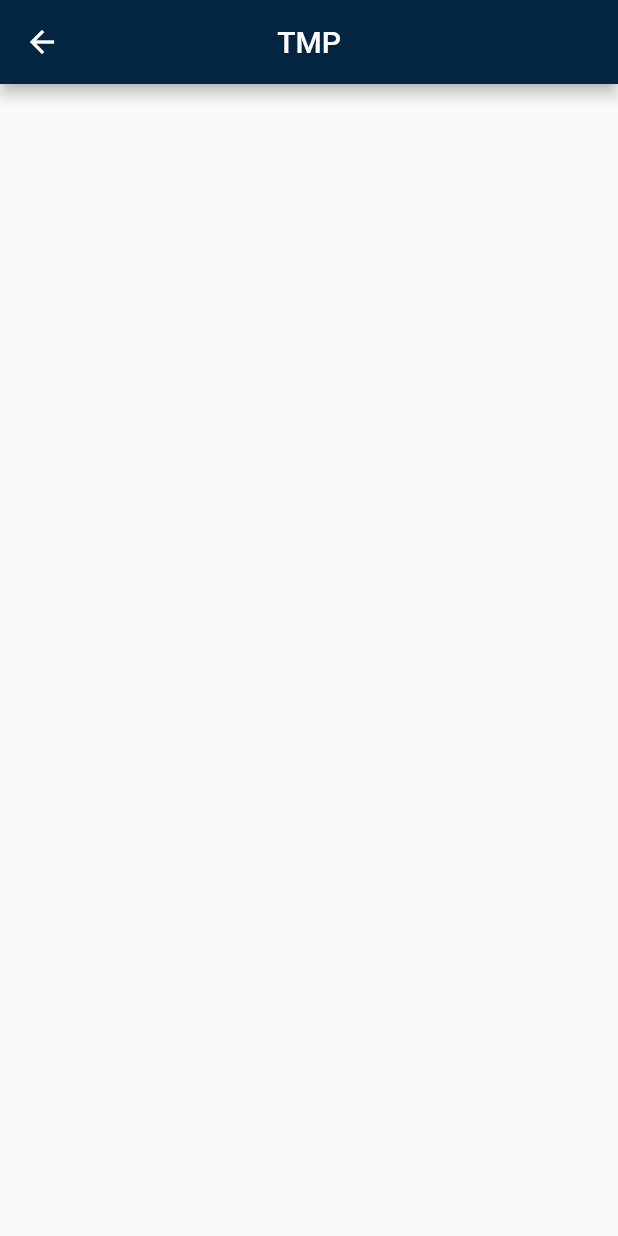
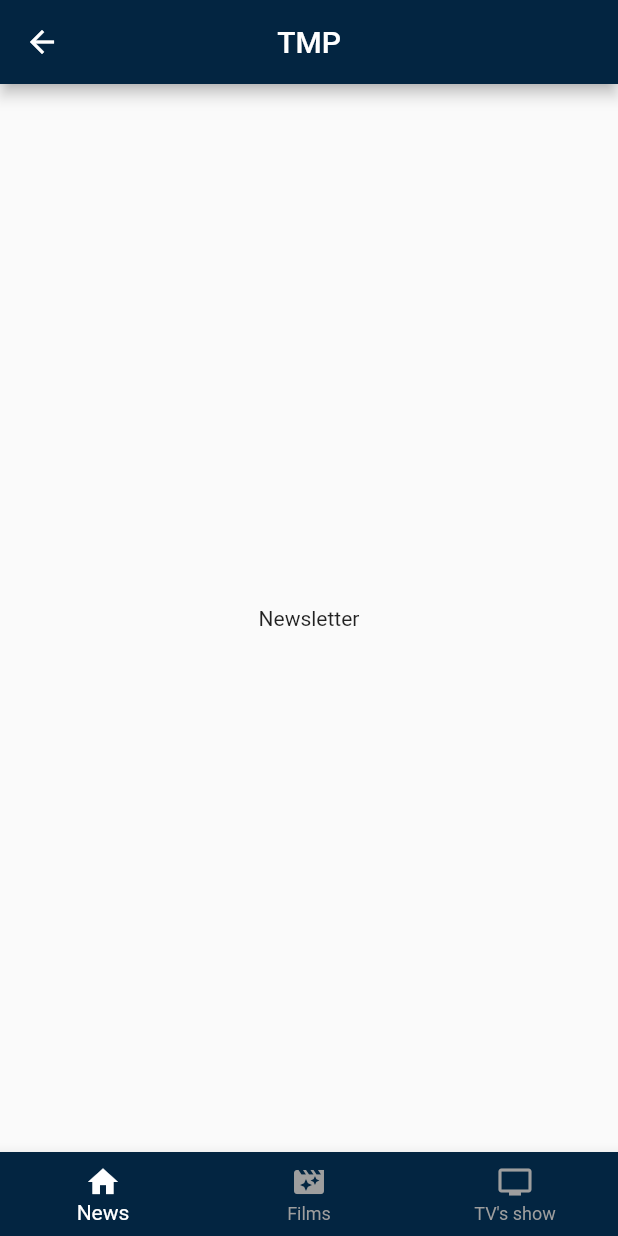
Before and after one commit to Lizard-90/movie_project, a Flutter app: the MainScreenWidget screen opened by its route, on a phone screen of 412 x 824 dp. Run offline on Flutter 3.47's test engine with Material 2 defaults, Android fonts, the phone set to English and light mode, and no system bars.

```diff
--- a/lib/widgets/login_screen/auth_widget.dart
+++ b/lib/widgets/login_screen/auth_widget.dart
@@ -1,6 +1,5 @@
 import 'package:flutter/material.dart';
 import 'package:movie_project/widgets/login_screen/resourses.dart';
-import 'package:movie_project/widgets/main_screen/main_screen_widget.dart';
 
 class AuthWidget extends StatefulWidget {
   const AuthWidget({super.key});
@@ -77,8 +76,8 @@ class _AuthForm extends StatefulWidget {
 }
 
 class __AuthFormState extends State<_AuthForm> {
-  final _loginController = TextEditingController();
-  final _passwordController = TextEditingController();
+  final _loginController = TextEditingController(text: 'admin');
+  final _passwordController = TextEditingController(text: 'admin');
   String? errorText = null;
 
   void _auth() {
--- a/lib/widgets/login_screen/resourses.dart
+++ b/lib/widgets/login_screen/resourses.dart
@@ -40,3 +40,9 @@ abstract class AbstButtonStyles {
     ),
   );
 }
+
+// == COLORS ==========
+
+abstract class AppColors {
+  static final mainDarkBlue = Color.fromRGBO(3, 37, 65, 1);
+}
--- a/lib/widgets/main_screen/main_screen_widget.dart
+++ b/lib/widgets/main_screen/main_screen_widget.dart
@@ -8,12 +8,50 @@ class MainScreenWidget extends StatefulWidget {
 }
 
 class _MainScreenWidgetState extends State<MainScreenWidget> {
+  int _selectedTab = 0;
+
+  static const List<Widget> _widgetOptions = [
+    Text('Newsletter'),
+    Text('Films'),
+    Text('Tv\'s show'),
+  ];
+
+  void onSelectedTab(int index) {
+    if (_selectedTab == index) {
+      return;
+    }
+    setState(() {
+      _selectedTab = index;
+    });
+  }
+
   @override
   Widget build(BuildContext context) {
     return Scaffold(
       appBar: AppBar(
-        title: Text('TMP'),
+        title: const Text('TMP'),
         centerTitle: true,
+      ),
+      body: Center(
+        child: _widgetOptions[_selectedTab],
+      ),
+      bottomNavigationBar: BottomNavigationBar(
+        currentIndex: _selectedTab,
+        onTap: onSelectedTab,
+        items: const [
+          BottomNavigationBarItem(
+            icon: Icon(Icons.home),
+            label: 'News',
+          ),
+          BottomNavigationBarItem(
+            icon: Icon(Icons.movie_filter),
+            label: 'Films',
+          ),
+          BottomNavigationBarItem(
+            icon: Icon(Icons.tv),
+            label: 'TV\'s show',
+          ),
+        ],
       ),
     );
   }
```
Also changed, not shown: lib/main.dart (+9 -2 lines).
